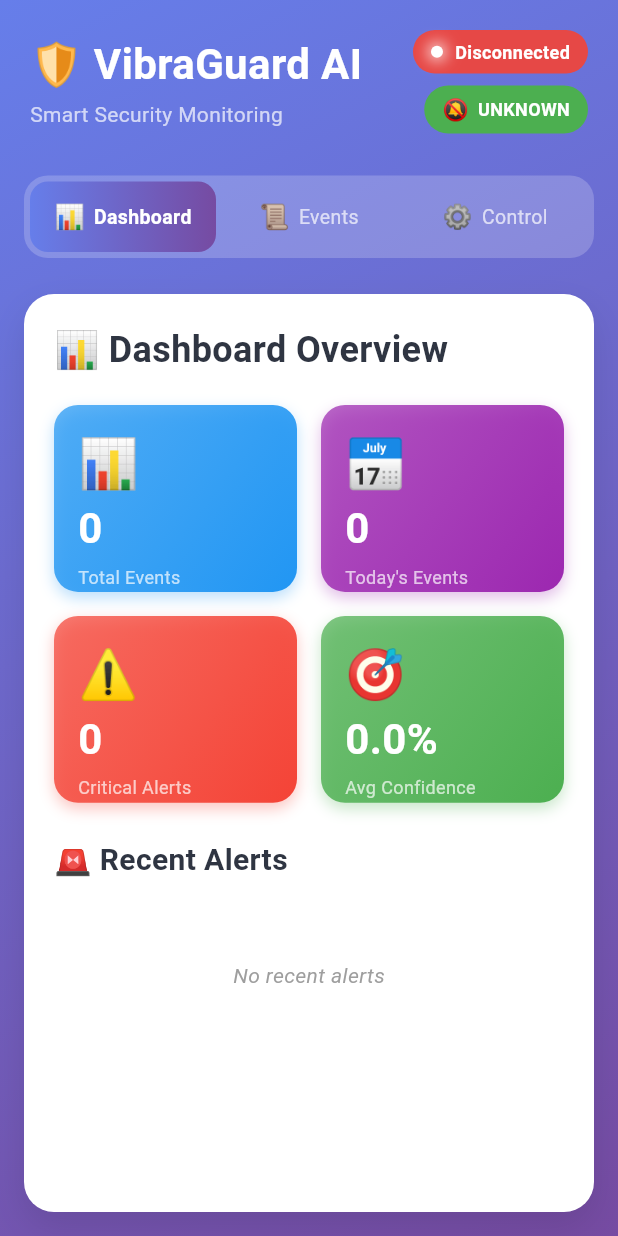
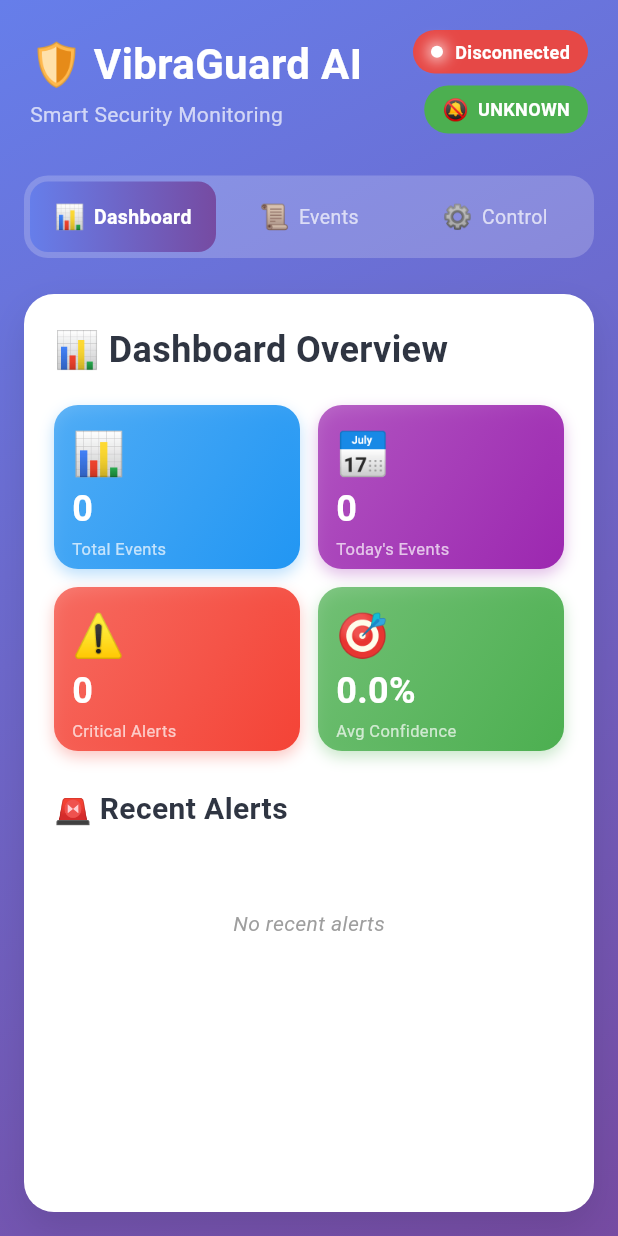
Before and after one commit to EurusDFIR/vibraGuard, a Flutter app: the screen it shows after launch, on a phone screen of 412 x 824 dp. Run offline on Flutter 3.47's test engine with Material 3 defaults, Android fonts, the phone set to English and light mode, and no system bars; network calls fail; Roboto replaces fonts that are missing (Segoe UI).

Commit message:
refactor: Adjust layout spacing and font sizes in HomePage for improved UI consistency

```diff
--- a/vibraguard_app/lib/main.dart
+++ b/vibraguard_app/lib/main.dart
@@ -449,9 +449,10 @@
       crossAxisCount: 2,
       shrinkWrap: true,
       physics: const NeverScrollableScrollPhysics(),
-      mainAxisSpacing: 16,
-      crossAxisSpacing: 16,
-      childAspectRatio: 1.3,
+      mainAxisSpacing: 12,
+      crossAxisSpacing: 12,
+      childAspectRatio: 1.5, // Increased from 1.3 to prevent overflow
+      padding: EdgeInsets.zero, // Remove default padding
       children: [
         _buildStatCard(
           '📊',
@@ -483,7 +484,7 @@
 
   Widget _buildStatCard(String icon, String label, String value, Color color) {
     return Container(
-      padding: const EdgeInsets.all(16),
+      padding: const EdgeInsets.all(12), // Reduced from 16
       decoration: BoxDecoration(
         gradient: LinearGradient(
           begin: Alignment.topLeft,
@@ -503,22 +504,25 @@
         crossAxisAlignment: CrossAxisAlignment.start,
         mainAxisAlignment: MainAxisAlignment.spaceBetween,
         children: [
-          Text(icon, style: const TextStyle(fontSize: 32)),
+          Text(icon, style: const TextStyle(fontSize: 28)), // Reduced from 32
           Column(
             crossAxisAlignment: CrossAxisAlignment.start,
             children: [
               Text(
                 value,
                 style: const TextStyle(
-                  fontSize: 28,
+                  fontSize: 24, // Reduced from 28
                   fontWeight: FontWeight.bold,
                   color: Colors.white,
                 ),
               ),
-              const SizedBox(height: 4),
+              const SizedBox(height: 2), // Reduced from 4
               Text(
                 label,
-                style: const TextStyle(fontSize: 12, color: Colors.white70),
+                style: const TextStyle(
+                  fontSize: 11,
+                  color: Colors.white70,
+                ), // Reduced from 12
               ),
             ],
           ),
```
